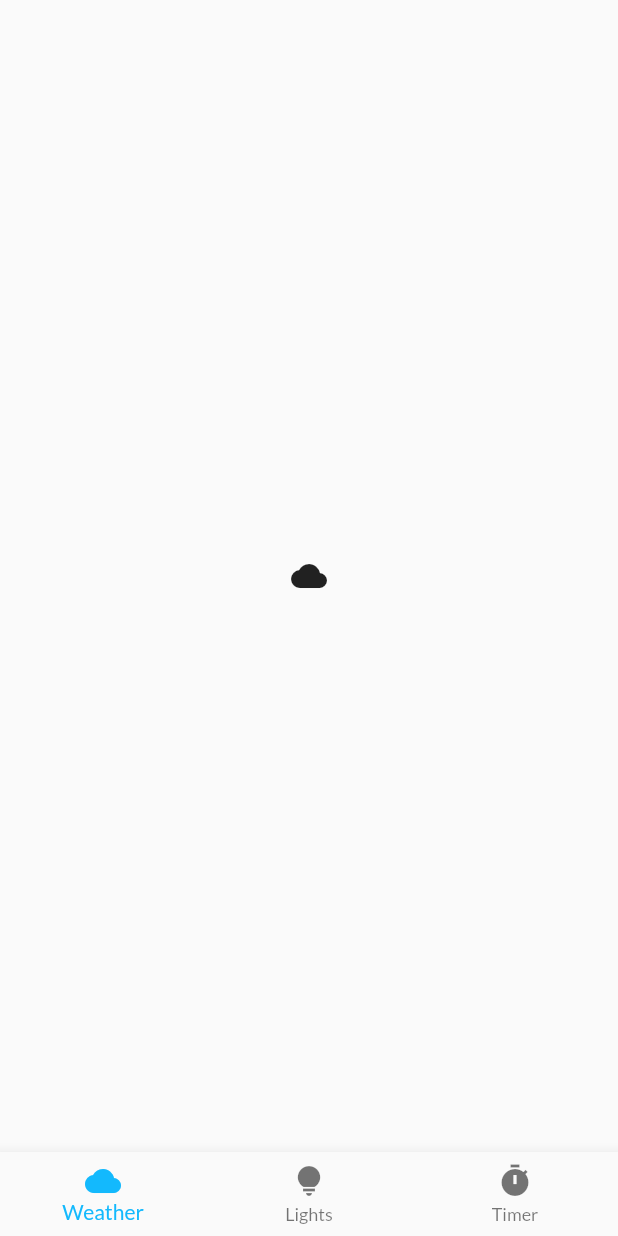
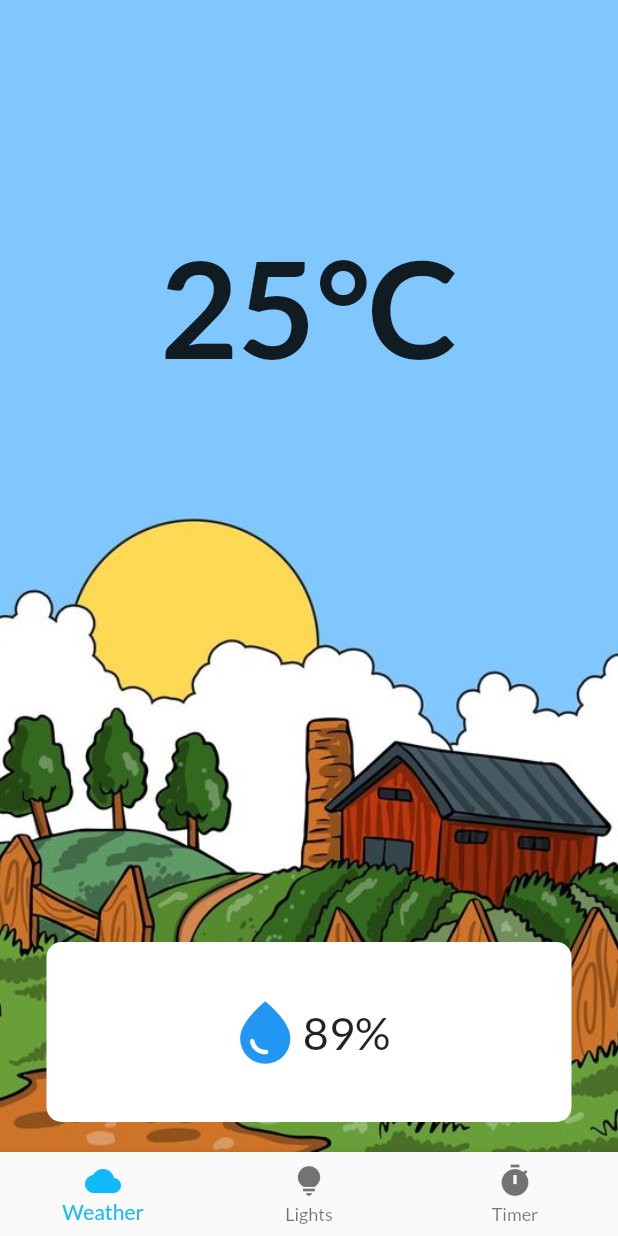
Before and after one commit to nawnguyen/remote-switcher, a Flutter app: the screen it shows after launch, on a phone screen of 412 x 824 dp. Run offline on Flutter 3.47's test engine with Material 2 defaults, Android fonts, the light colour scheme and no system bars; our stand-ins replace dio, go_router, google_fonts, hooks_riverpod, shared_preferences.

Commit message:
feat: add weather page (#1)
* chore: add navigation demo

* fix: incorrect page

* add_hour

* feat: add weather page

---------

Co-authored-by: nam <namnv456@gmail.com>

```diff
--- a/lib/features/core/application/routes/route_names.dart
+++ b/lib/features/core/application/routes/route_names.dart
@@ -7,4 +7,10 @@ class RouteNames {
 
   static const weatherRoute = '/weather';
   static const weatherNameRoute = 'weather';
+
+  static const weatherSettingsRoute = '/weatherSettings';
+  static const weatherSettingsNameRoute = 'weatherSettings';
+
+  static const timerSettingsRoute = '/timerSettings';
+  static const timerSettingsNameRoute = 'timerSettings';
 }
--- /dev/null
+++ b/lib/features/weather/domain/weather_model.dart
@@ -0,0 +1,4 @@
+class WeatherModel {
+  late final int temperature;
+  late final int humidity;
+}
--- a/lib/features/weather/presentation/weather_page.dart
+++ b/lib/features/weather/presentation/weather_page.dart
@@ -1,12 +1,70 @@
 import 'package:flutter/material.dart';
+import '../domain/weather_model.dart';
 
 class WeatherPage extends StatelessWidget {
-  const WeatherPage({
-    super.key,
-  });
+  const WeatherPage({Key? key}) : super(key: key);
 
   @override
   Widget build(BuildContext context) {
-    return const Scaffold(body: Center(child: Icon(Icons.cloud)));
+    WeatherModel weather = WeatherModel();
+    weather.temperature = 25;
+    weather.humidity = 89;
+
+    return SafeArea(
+      child: Scaffold(
+        body: Container(
+          decoration: const BoxDecoration(
+            image: DecorationImage(
+              image: AssetImage('assets/images/image1.png'),
+              fit: BoxFit.cover,
+            ),
+          ),
+          child: Center(
+            child: Column(
+              mainAxisAlignment: MainAxisAlignment.start,
+              children: [
+                Padding(
+                  padding: const EdgeInsets.fromLTRB(0, 150, 0, 0),
+                  child: Row(
+                    mainAxisAlignment: MainAxisAlignment.center,
+                    children: [
+                      Text(
+                        '${weather.temperature}°C',
+                        style: const TextStyle(
+                            fontSize: 90, fontWeight: FontWeight.bold),
+                      ),
+                    ],
+                  ),
+                ),
+                const SizedBox(height: 370),
+                Container(
+                  decoration: const BoxDecoration(
+                      color: Colors.white,
+                      borderRadius: BorderRadius.all(
+                        Radius.circular(10),
+                      )),
+                  height: 120,
+                  width: 350,
+                  child: Row(
+                    mainAxisAlignment: MainAxisAlignment.center,
+                    children: [
+                      const Icon(
+                        Icons.water_drop,
+                        size: 50,
+                        color: Colors.blue,
+                      ),
+                      Text(
+                        '${weather.humidity}%',
+                        style: const TextStyle(fontSize: 30),
+                      ),
+                    ],
+                  ),
+                ),
+              ],
+            ),
+          ),
+        ),
+      ),
+    );
   }
 }
--- a/pubspec.yaml
+++ b/pubspec.yaml
@@ -63,6 +63,8 @@ flutter:
   # included with your application, so that you can use the icons in
   # the material Icons class.
   uses-material-design: true
+  assets:
+    - assets/images/image1.png
 
   # To add assets to your application, add an assets section, like this:
   # assets:
```
Also changed, not shown: lib/features/core/application/routes/route_notifier.dart (+14 -0 lines), lib/features/switch/presentation/light_switch.dart (+9 -1 lines), lib/features/switch/presentation/timer_page.dart (+34 -7 lines), lib/features/switch/presentation/timer_settings.dart (added, +14 -0 lines), lib/features/weather/presentation/weather_settings.dart (added, +14 -0 lines), assets/images/image1.png (added).
